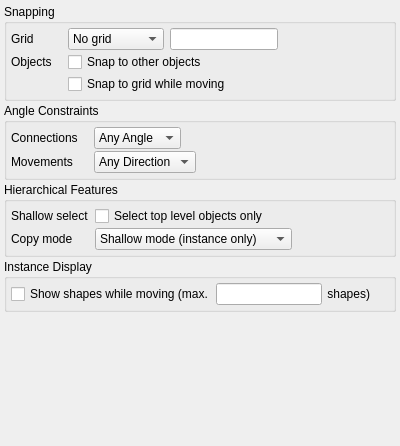
The window that eda-klayout/src/edt/edt/EditorOptionsGeneric.ui (tolgauye/GMOS) describes before a commit, drawn with Qt 5.
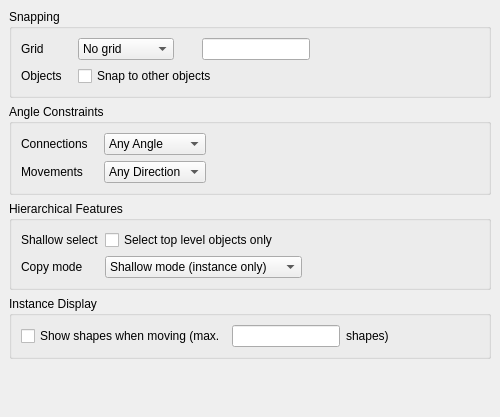
The same window after the commit.

```diff
--- a/eda-klayout/src/edt/edt/EditorOptionsGeneric.ui
+++ b/eda-klayout/src/edt/edt/EditorOptionsGeneric.ui
@@ -6,16 +6,10 @@
    <rect>
     <x>0</x>
     <y>0</y>
-    <width>400</width>
-    <height>446</height>
+    <width>500</width>
+    <height>417</height>
    </rect>
   </property>
-  <property name="sizePolicy">
-   <sizepolicy hsizetype="Ignored" vsizetype="Ignored">
-    <horstretch>0</horstretch>
-    <verstretch>0</verstretch>
-   </sizepolicy>
-  </property>
   <property name="windowTitle">
    <string>Form</string>
   </property>
@@ -24,78 +18,68 @@
     <number>6</number>
    </property>
    <property name="leftMargin">
-    <number>0</number>
+    <number>9</number>
    </property>
    <property name="topMargin">
-    <number>0</number>
+    <number>9</number>
    </property>
    <property name="rightMargin">
-    <number>0</number>
+    <number>9</number>
    </property>
    <property name="bottomMargin">
-    <number>0</number>
-   </property>
-   <item>
-    <widget class="QScrollArea" name="scrollArea">
-     <property name="frameShape">
-      <enum>QFrame::NoFrame</enum>
-     </property>
-     <property name="frameShadow">
-      <enum>QFrame::Plain</enum>
-     </property>
-     <property name="widgetResizable">
-      <bool>true</bool>
-     </property>
-     <widget class="QWidget" name="scrollAreaWidgetContents">
-      <property name="geometry">
-       <rect>
-        <x>0</x>
-        <y>0</y>
-        <width>400</width>
-        <height>446</height>
-       </rect>
-      </property>
-      <layout class="QVBoxLayout" name="verticalLayout">
-       <property name="spacing">
-        <number>2</number>
-       </property>
-       <property name="leftMargin">
-        <number>4</number>
-       </property>
-       <property name="topMargin">
-        <number>4</number>
-       </property>
-       <property name="rightMargin">
-        <number>4</number>
-       </property>
-       <property name="bottomMargin">
-        <number>4</number>
+    <number>9</number>
        </property>
        <item>
         <widget class="QGroupBox" name="groupBox">
          <property name="title">
           <string>Snapping</string>
          </property>
-         <layout class="QGridLayout" name="_5">
+     <layout class="QGridLayout">
           <property name="leftMargin">
-           <number>4</number>
+       <number>9</number>
           </property>
           <property name="topMargin">
-           <number>4</number>
+       <number>9</number>
           </property>
           <property name="rightMargin">
-           <number>4</number>
+       <number>9</number>
           </property>
           <property name="bottomMargin">
-           <number>4</number>
-          </property>
-          <property name="horizontalSpacing">
+       <number>9</number>
+      </property>
+      <property name="spacing">
            <number>6</number>
           </property>
-          <property name="verticalSpacing">
-           <number>2</number>
-          </property>
+      <item row="0" column="4">
+       <spacer>
+        <property name="orientation">
+         <enum>Qt::Horizontal</enum>
+        </property>
+        <property name="sizeHint" stdset="0">
+         <size>
+          <width>148</width>
+          <height>16</height>
+         </size>
+        </property>
+       </spacer>
+      </item>
           <item row="0" column="2">
+       <spacer>
+        <property name="orientation">
+         <enum>Qt::Horizontal</enum>
+        </property>
+        <property name="sizeType">
+         <enum>QSizePolicy::Fixed</enum>
+        </property>
+        <property name="sizeHint" stdset="0">
+         <size>
+          <width>16</width>
+          <height>20</height>
+         </size>
+        </property>
+       </spacer>
+      </item>
+      <item row="0" column="3">
            <widget class="QLineEdit" name="edit_grid_le">
             <property name="sizePolicy">
              <sizepolicy hsizetype="Fixed" vsizetype="Fixed">
@@ -108,6 +92,13 @@
             </property>
            </widget>
           </item>
+      <item row="0" column="0">
+       <widget class="QLabel" name="label_5">
+        <property name="text">
+         <string>Grid</string>
+        </property>
+       </widget>
+      </item>
           <item row="1" column="0">
            <widget class="QLabel" name="label_6">
             <property name="text">
@@ -115,24 +106,8 @@
             </property>
            </widget>
           </item>
-          <item row="1" column="1" colspan="3">
-           <widget class="QCheckBox" name="snap_objects_cbx">
-            <property name="text">
-             <string>Snap to other objects</string>
-            </property>
-           </widget>
-          </item>
           <item row="0" column="1">
            <widget class="QComboBox" name="grid_cb">
-            <property name="sizePolicy">
-             <sizepolicy hsizetype="Fixed" vsizetype="Fixed">
-              <horstretch>1</horstretch>
-              <verstretch>0</verstretch>
-             </sizepolicy>
-            </property>
-            <property name="sizeAdjustPolicy">
-             <enum>QComboBox::AdjustToContents</enum>
-            </property>
             <item>
              <property name="text">
               <string>No grid</string>
@@ -150,30 +125,10 @@
             </item>
            </widget>
           </item>
-          <item row="0" column="0">
-           <widget class="QLabel" name="label_5">
+      <item row="1" column="1" colspan="4">
+       <widget class="QCheckBox" name="snap_objects_cbx">
             <property name="text">
-             <string>Grid</string>
-            </property>
-           </widget>
-          </item>
-          <item row="0" column="3">
-           <spacer>
-            <property name="orientation">
-             <enum>Qt::Horizontal</enum>
-            </property>
-            <property name="sizeHint" stdset="0">
-             <size>
-              <width>148</width>
-              <height>16</height>
-             </size>
-            </property>
-           </spacer>
-          </item>
-          <item row="2" column="1" colspan="3">
-           <widget class="QCheckBox" name="snap_objects_to_grid_cbx">
-            <property name="text">
-             <string>Snap to grid while moving</string>
+         <string>Snap to other objects</string>
             </property>
            </widget>
           </item>
@@ -185,25 +140,22 @@
          <property name="title">
           <string>Angle Constraints</string>
          </property>
-         <layout class="QGridLayout" name="_2">
+     <layout class="QGridLayout">
           <property name="leftMargin">
-           <number>4</number>
+       <number>9</number>
           </property>
           <property name="topMargin">
-           <number>4</number>
+       <number>9</number>
           </property>
           <property name="rightMargin">
-           <number>4</number>
+       <number>9</number>
           </property>
           <property name="bottomMargin">
-           <number>4</number>
-          </property>
-          <property name="horizontalSpacing">
+       <number>9</number>
+      </property>
+      <property name="spacing">
            <number>6</number>
           </property>
-          <property name="verticalSpacing">
-           <number>2</number>
-          </property>
           <item row="1" column="0">
            <widget class="QLabel" name="label_3">
             <property name="text">
@@ -211,34 +163,6 @@
             </property>
            </widget>
           </item>
-          <item row="1" column="1">
-           <widget class="QComboBox" name="move_angle_cb">
-            <property name="sizePolicy">
-             <sizepolicy hsizetype="Fixed" vsizetype="Fixed">
-              <horstretch>1</horstretch>
-              <verstretch>0</verstretch>
-             </sizepolicy>
-            </property>
-            <property name="sizeAdjustPolicy">
-             <enum>QComboBox::AdjustToContents</enum>
-            </property>
-            <item>
-             <property name="text">
-              <string>Any Direction</string>
-             </property>
-            </item>
-            <item>
-             <property name="text">
-              <string>Diagonal</string>
-             </property>
-            </item>
-            <item>
-             <property name="text">
-              <string>Manhattan</string>
-             </property>
-            </item>
-           </widget>
-          </item>
           <item row="0" column="0">
            <widget class="QLabel" name="label_2">
             <property name="text">
@@ -248,15 +172,6 @@
           </item>
           <item row="0" column="1">
            <widget class="QComboBox" name="conn_angle_cb">
-            <property name="sizePolicy">
-             <sizepolicy hsizetype="Fixed" vsizetype="Fixed">
-              <horstretch>1</horstretch>
-              <verstretch>0</verstretch>
-             </sizepolicy>
-            </property>
-            <property name="sizeAdjustPolicy">
-             <enum>QComboBox::AdjustToContents</enum>
-            </property>
             <item>
              <property name="text">
               <string>Any Angle</string>
@@ -274,15 +189,34 @@
             </item>
            </widget>
           </item>
-          <item row="1" column="2">
-           <spacer name="horizontalSpacer_2">
+      <item row="1" column="1">
+       <widget class="QComboBox" name="move_angle_cb">
+        <item>
+         <property name="text">
+          <string>Any Direction</string>
+         </property>
+        </item>
+        <item>
+         <property name="text">
+          <string>Diagonal</string>
+         </property>
+        </item>
+        <item>
+         <property name="text">
+          <string>Manhattan</string>
+         </property>
+        </item>
+       </widget>
+      </item>
+      <item row="0" column="2" rowspan="2">
+       <spacer>
             <property name="orientation">
              <enum>Qt::Horizontal</enum>
             </property>
             <property name="sizeHint" stdset="0">
              <size>
-              <width>40</width>
-              <height>20</height>
+          <width>257</width>
+          <height>41</height>
              </size>
             </property>
            </spacer>
@@ -295,25 +229,22 @@
          <property name="title">
           <string>Hierarchical Features</string>
          </property>
-         <layout class="QGridLayout" name="_3">
+     <layout class="QGridLayout">
           <property name="leftMargin">
-           <number>4</number>
+       <number>9</number>
           </property>
           <property name="topMargin">
-           <number>4</number>
+       <number>9</number>
           </property>
           <property name="rightMargin">
-           <number>4</number>
+       <number>9</number>
           </property>
           <property name="bottomMargin">
-           <number>4</number>
-          </property>
-          <property name="horizontalSpacing">
+       <number>9</number>
+      </property>
+      <property name="spacing">
            <number>6</number>
           </property>
-          <property name="verticalSpacing">
-           <number>2</number>
-          </property>
           <item row="1" column="0">
            <widget class="QLabel" name="label">
             <property name="text">
@@ -331,13 +262,13 @@
           <item row="1" column="1" colspan="2">
            <widget class="QComboBox" name="hier_copy_mode_cbx">
             <property name="sizePolicy">
-             <sizepolicy hsizetype="Fixed" vsizetype="Fixed">
-              <horstretch>1</horstretch>
+         <sizepolicy hsizetype="Preferred" vsizetype="Fixed">
+          <horstretch>0</horstretch>
               <verstretch>0</verstretch>
              </sizepolicy>
             </property>
             <property name="sizeAdjustPolicy">
-             <enum>QComboBox::AdjustToContents</enum>
+         <enum>QComboBox::AdjustToContentsOnFirstShow</enum>
             </property>
             <item>
              <property name="text">
@@ -390,26 +321,26 @@
          <property name="title">
           <string>Instance Display</string>
          </property>
-         <layout class="QHBoxLayout" name="_4">
+     <layout class="QHBoxLayout">
           <property name="spacing">
-           <number>2</number>
+       <number>6</number>
           </property>
           <property name="leftMargin">
-           <number>4</number>
+       <number>9</number>
           </property>
           <property name="topMargin">
-           <number>4</number>
+       <number>9</number>
           </property>
           <property name="rightMargin">
-           <number>4</number>
+       <number>9</number>
           </property>
           <property name="bottomMargin">
-           <number>4</number>
+       <number>9</number>
           </property>
           <item>
            <widget class="QCheckBox" name="show_shapes_cbx">
             <property name="text">
-             <string>Show shapes while moving (max.</string>
+         <string>Show shapes when moving (max.</string>
             </property>
            </widget>
           </item>
@@ -426,7 +357,7 @@
           <item>
            <widget class="QLabel" name="label_13">
             <property name="text">
-             <string> shapes)</string>
+         <string>shapes)</string>
             </property>
            </widget>
           </item>
@@ -447,21 +378,17 @@
         </widget>
        </item>
        <item>
-        <spacer name="spacer">
+    <spacer>
          <property name="orientation">
           <enum>Qt::Vertical</enum>
          </property>
          <property name="sizeHint" stdset="0">
           <size>
            <width>121</width>
-           <height>70</height>
+       <height>51</height>
           </size>
          </property>
         </spacer>
-       </item>
-      </layout>
-     </widget>
-    </widget>
    </item>
   </layout>
  </widget>
```
Left out of the diff: 3 changed lines with no effect on the pictures. Lines whose indentation alone changed are shown as unchanged.
